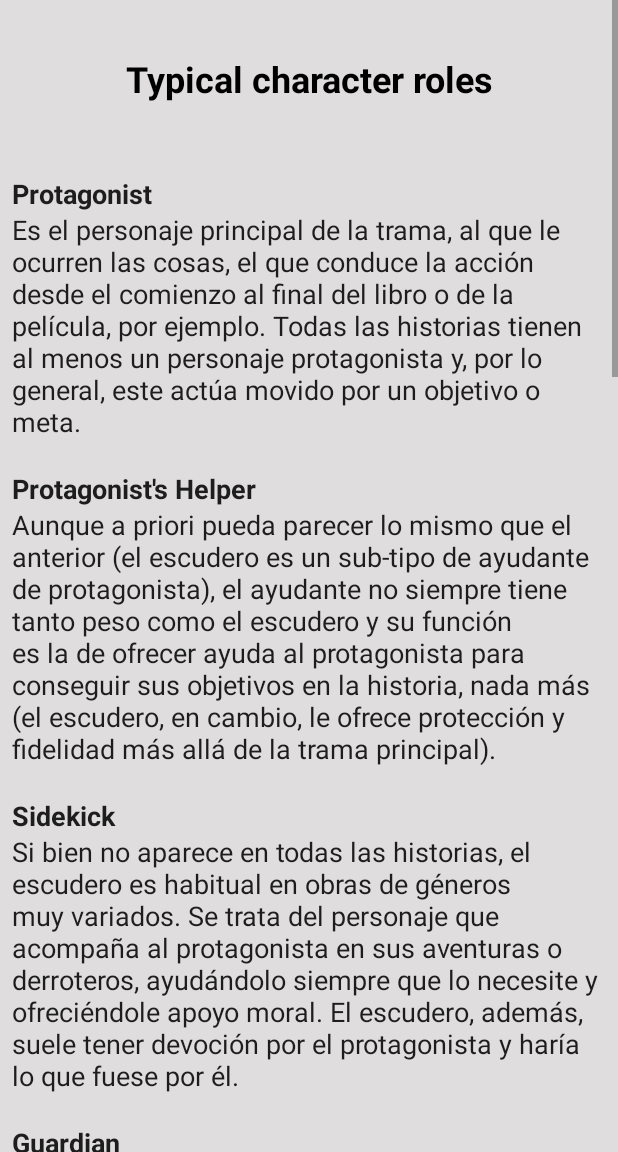
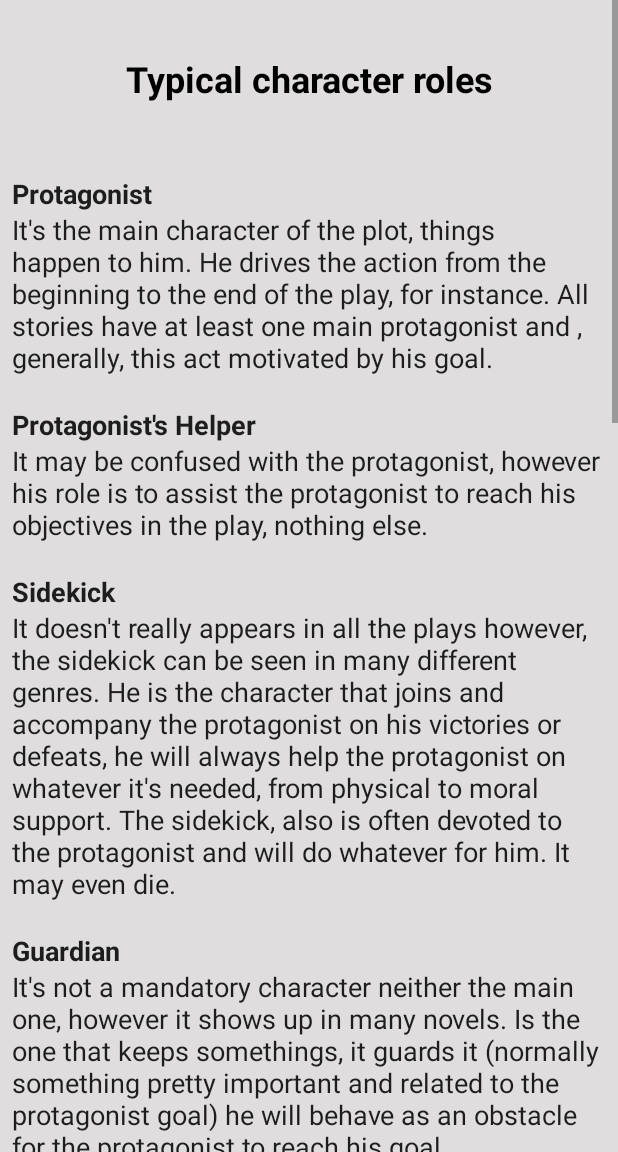
Before and after one commit to rubendarioramirez/PlotGenerator, an Android app: the fragment CharGuideFragment shown on its own in the app's theme, on a phone screen of 412 x 824 dp, the part 84-1236 px from its top. Run offline under Robolectric (Android 15) with nearby library versions, the phone set to English and light mode, and no system bars; our stand-ins replace AdMob; 1 statement that could not run was skipped.

```diff
--- a/app/build.gradle
+++ b/app/build.gradle
@@ -8,8 +8,8 @@ android {
         applicationId "com.plotgen.rramirez.plotgenerator"
         minSdkVersion 15
         targetSdkVersion 26
-        versionCode 9
-        versionName "1.4"
+        versionCode 11
+        versionName "1.6"
         testInstrumentationRunner "android.support.test.runner.AndroidJUnitRunner"
         lintOptions {
             checkReleaseBuilds false
--- a/app/src/main/java/com/plotgen/rramirez/plotgenerator/CharGuideFragment.java
+++ b/app/src/main/java/com/plotgen/rramirez/plotgenerator/CharGuideFragment.java
@@ -9,6 +9,9 @@ import android.view.View;
 import android.view.ViewGroup;
 import android.widget.TextView;
 
+import com.google.android.gms.ads.AdRequest;
+import com.google.android.gms.ads.AdView;
+
 import java.util.ArrayList;
 import java.util.Arrays;
 
@@ -19,6 +22,7 @@ import java.util.Arrays;
 public class CharGuideFragment extends Fragment {
 
     TextView char_guide_content_tv;
+    private AdView mAdView;
 
     public CharGuideFragment() {
         // Required empty public constructor
@@ -31,6 +35,10 @@ public class CharGuideFragment extends Fragment {
         // Inflate the layout for this fragment
         ((MainActivity)getActivity()).setActionBarTitle("Roles");
         View myFragmentView =  inflater.inflate(R.layout.fragment_char_guide, container, false);
+        mAdView = (AdView) myFragmentView.findViewById(R.id.adView_charguide);
+        AdRequest adRequest = new AdRequest.Builder().build();
+        mAdView.loadAd(adRequest);
+
 
         char_guide_content_tv = myFragmentView.findViewById(R.id.char_guide_content_tv);
 
--- a/app/src/main/java/com/plotgen/rramirez/plotgenerator/CharListFragment.java
+++ b/app/src/main/java/com/plotgen/rramirez/plotgenerator/CharListFragment.java
@@ -121,8 +121,9 @@ public class CharListFragment extends Fragment {
     public ArrayList<String> getProjects(Context context, String project_name){
         mySQLiteDBHelper myhelper = new mySQLiteDBHelper(context);
         SQLiteDatabase sqLiteDatabase = myhelper.getWritableDatabase();
-        String query = "SELECT * FROM " + mySQLiteDBHelper.CHARACTER_TABLE_CHARACTER + " WHERE project = " + "'" + project_name + "'";
-        Cursor cursor = sqLiteDatabase.rawQuery(query,null);
+//        String query = "SELECT * FROM " + mySQLiteDBHelper.CHARACTER_TABLE_CHARACTER + " WHERE project = " + "'" + project_name + "'";
+        String query = "SELECT * FROM  " + mySQLiteDBHelper.CHARACTER_TABLE_CHARACTER  + " WHERE project = ?";
+        Cursor cursor = sqLiteDatabase.rawQuery(query,new String[]{project_name});
         cursor.moveToFirst();
         ArrayList<String> projects_list = new ArrayList<String>();
         while(!cursor.isAfterLast()) {
--- a/app/src/main/res/layout/fragment_bio.xml
+++ b/app/src/main/res/layout/fragment_bio.xml
@@ -116,11 +116,11 @@
         android:background="@drawable/roundcorner"
         android:scaleType="centerCrop"
         app:layout_constraintBottom_toBottomOf="@+id/background_char_bio"
-        app:layout_constraintHorizontal_bias="0.972"
+        app:layout_constraintHorizontal_bias="0.942"
         app:layout_constraintLeft_toLeftOf="@+id/background_char_bio"
         app:layout_constraintRight_toRightOf="parent"
         app:layout_constraintTop_toTopOf="parent"
-        app:layout_constraintVertical_bias="0.888"
+        app:layout_constraintVertical_bias="0.076"
         app:srcCompat="@android:drawable/ic_menu_edit" />
 
     <Button
--- a/app/src/main/res/layout/fragment_char_guide.xml
+++ b/app/src/main/res/layout/fragment_char_guide.xml
@@ -13,7 +13,7 @@
         android:layout_height="0dp"
         android:background="#dfdddd"
         android:orientation="vertical"
-        app:layout_constraintBottom_toBottomOf="parent"
+        app:layout_constraintBottom_toTopOf="@+id/adView_charguide"
         app:layout_constraintEnd_toEndOf="parent"
         app:layout_constraintStart_toStartOf="parent"
         app:layout_constraintTop_toTopOf="parent">
@@ -53,4 +53,14 @@
         </ScrollView>
 
     </LinearLayout>
+
+    <com.google.android.gms.ads.AdView
+        android:id="@+id/adView_charguide"
+        android:layout_width="0dp"
+        android:layout_height="wrap_content"
+        app:adSize="BANNER"
+        app:adUnitId="@string/banner_ad_unit_id"
+        app:layout_constraintBottom_toBottomOf="parent"
+        app:layout_constraintEnd_toEndOf="parent"
+        app:layout_constraintStart_toStartOf="parent"></com.google.android.gms.ads.AdView>
 </android.support.constraint.ConstraintLayout>
--- a/app/src/main/res/values/strings.xml
+++ b/app/src/main/res/values/strings.xml
@@ -260,6 +260,7 @@
     <!--Subtitles-->
     <string name="character_basic_tv">Basic</string>
     <string name="character_story_tv">Story</string>
+    <string name="character_notes_tv">Notes</string>
     <string name="character_personality_tv">Personality</string>
 
 
@@ -366,17 +367,17 @@ In order for your character to evolve in a positive way, he has to start out wit
         <item>Goal</item>
     </string-array>
     <string-array name="char_guide_types_desc">
-        <item>Es el personaje principal de la trama, al que le ocurren las cosas, el que conduce la acción desde el comienzo al final del libro o de la película, por ejemplo. Todas las historias tienen al menos un personaje protagonista y, por lo general, este actúa movido por un objetivo o meta.</item>
-        <item>Aunque a priori pueda parecer lo mismo que el anterior (el escudero es un sub-tipo de ayudante de protagonista), el ayudante no siempre tiene tanto peso como el escudero y su función es la de ofrecer ayuda al protagonista para conseguir sus objetivos en la historia, nada más (el escudero, en cambio, le ofrece protección y fidelidad más allá de la trama principal).</item>
-        <item>Si bien no aparece en todas las historias, el escudero es habitual en obras de géneros muy variados. Se trata del personaje que acompaña al protagonista en sus aventuras o derroteros, ayudándolo siempre que lo necesite y ofreciéndole apoyo moral. El escudero, además, suele tener devoción por el protagonista y haría lo que fuese por él.</item>
-        <item>Tampoco es un personaje obligatorio ni principal, pero aparece en muchas obras literarias. Se trata de aquel ser que custodia algo (generalmente algo importante, relacionado con el objetivo del protagonista en la historia) y se comporta como un obstáculo a vencer para alcanzar la meta.</item>
-        <item>Otro personaje no obligatorio pero con mucha fuerza para una historia. Es Yoda en La Guerra de las Galaxias, o el Abate Faria en El Conde de Montecristo. Un personaje que guía y transforma al protagonista (el héroe) para que esté más preparado en la batalla final en la que tendrá que luchar por sus objetivos.</item>
-        <item>El personaje de impacto es un personaje secundario (no obligatorio) con una aparición breve en escena, pero determinante. Se trata de un personaje que, en un momento concreto de la historia, da al protagonista el empujoncito que necesita para seguir adelante; o bien le ofrece una clave que usará después (en el clímax, por ejemplo) para resolver algo, para encontrar el valor que necesita, etc.</item>
-        <item>En el lado opuesto de la baraja nos encontramos con un personaje principal cuyos objetivos son diametralmente opuestos a los del protagonista: el antagonista o villano de la historia. Esto no quiere decir que el antagonista haya de ser malo por la fuerza, en absoluto. Lo que ocurre es que estos personajes tienen objetivos distintos y cada uno de ellos luchará con todas sus fuerzas por alcanzarlos. Con este choque de objetivos surge el conflicto principal de la historia.</item>
-        <item>Al igual que el protagonista, el antagonista también puede tener sus ayudantes. Es decir, personajes que sirven al antagonista para lograr su objetivo, en contraposición con el objetivo del protagonista. No son personajes obligatorios, por supuesto, pero pueden resultar muy útiles a la hora de montar una trama.</item>
-        <item>El personaje escéptico es aquel que no cree en los objetivos del protagonista y está convencido de su fracaso. Es lo opuesto al escudero, aunque tampoco pone trabas al protagonista; solo lo desmoraliza con su actitud.</item>
-        <item>Estos personajes son similares a los ayudantes del antagonista pero con algunas variantes: para empezar, más que personajes son comodines, figuras que aparecen brevemente en la historia para poner trabas al personaje en su busca por alcanzar la meta.</item>
-        <item>A veces la meta perseguida en la trama puede tratarse de otro personaje. Por ejemplo, alguien ha sido secuestrado y el protagonista tiene que encontrarlo a toda costa. Este personaje desaparecido, si no cumple otra función, podría considerarse un personaje meta</item>
+        <item>It\'s the main character of the plot, things happen to him. He drives the action from the beginning to the end of the play, for instance. All stories have at least one main protagonist and , generally, this act motivated by his goal.</item>
+        <item>It may be confused with the protagonist, however his role is to assist the protagonist to reach his objectives in the play, nothing else.</item>
+        <item>It doesn\'t really appears in all the plays however, the sidekick can be seen in many different genres. He is the character that joins and accompany the protagonist on his victories or defeats, he will always help the protagonist on whatever it\'s needed, from physical to moral support. The sidekick, also is often devoted to the protagonist and will do whatever for him. It may even die.</item>
+        <item>It\'s not a mandatory character neither the main one, however it shows up in many novels. Is the one that keeps somethings, it guards it (normally something pretty important and related to the protagonist goal) he will behave as an obstacle for the protagonist to reach his goal.</item>
+        <item>Another not mandatory character however very strong when it\'s present. He is the Yoda of Star Wars, or the priest in Count of Montecristo. A character that will guide and transform the protagonist (The Hero) so he will be ready for the final battle, the one that he will have to fight to reach his objetives.</item>
+        <item>The impact character is a secondary character with a brief show in the scene, but very important. Is about the character that in a given moment of the play, will give the protagonist the final push to keep going; or he may even give him a clue that he can use later (In the climax for instance) to solve something, to find the value he needs, or the clue to find the murder.</item>
+        <item>In the other side of the table, we find a character that it's the exact opposite of the protagonist: The Antagonist or Villain of the story. This doesn\'t mean that the antagonist is always bad. However he has a complete opposite goal than the protagonist and he will fight till the end to reach it. With this clash of goals is where you find your conflict.</item>
+        <item>Just as the protagonist, the Antagonist can have his helper. Better said, Characters that helps the Antagonist to reach his objectives. These are not mandatory characters, of course, but they can be very useful to create your plot.</item>
+        <item>The skeptic character is the one that doesn\'t believe in the objectives of the protagonist. We could say, the opposite of the sidekick, he doesn\'t really put obstacles on the protagonist however he will try to demoralize him.</item>
+        <item>These kind of characters are somehow similar to the Antagonist\'s helpers however they act more like jokers, characters that will pop up briefly to complicate or deviate the protagonist from his objective.</item>
+        <item>Sometimes the goal of a Protagonist can be another character. For instance, somebody has been kidnapped and the protagonist has to find him. This character if he doesn't have any other function or role in the play, it can be consider the goal</item>
     </string-array>
 
 
```
Also changed, not shown: app/src/main/java/com/plotgen/rramirez/plotgenerator/BioFragment.java (+7 -2 lines), app/src/main/java/com/plotgen/rramirez/plotgenerator/ChallengeListFragment.java (+7 -0 lines), app/src/main/java/com/plotgen/rramirez/plotgenerator/ChallengeTemplateFragment.java (+10 -0 lines), app/src/main/java/com/plotgen/rramirez/plotgenerator/CharacterFragment.java (+6 -1 lines), app/src/main/java/com/plotgen/rramirez/plotgenerator/MainActivity.java (+12 -11 lines), app/src/main/java/com/plotgen/rramirez/plotgenerator/ProjectFragment.java (+10 -0 lines), app/src/main/res/layout/fragment_challenge.xml (+9 -0 lines), app/src/main/res/layout/fragment_challenge_template.xml (+19 -2 lines), app/src/main/res/layout/fragment_character.xml (+31 -11 lines), app/src/main/res/layout/fragment_project.xml (+19 -2 lines), app/src/main/res/menu/activity_main_drawer.xml (+4 -4 lines), 1 other file.
